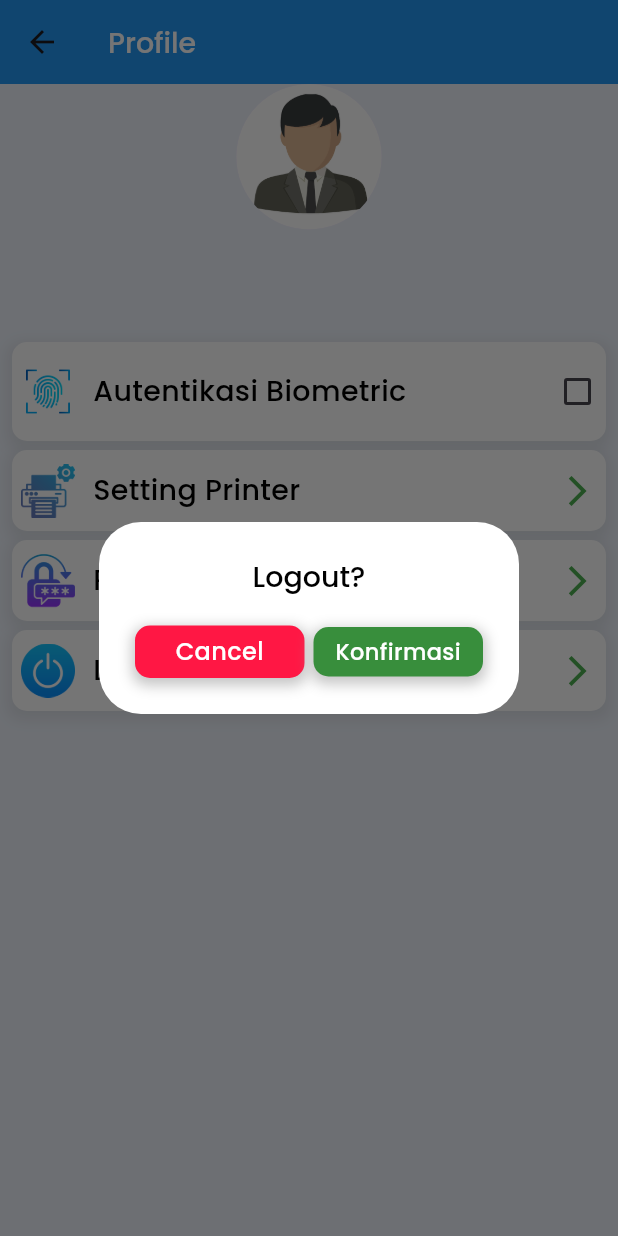
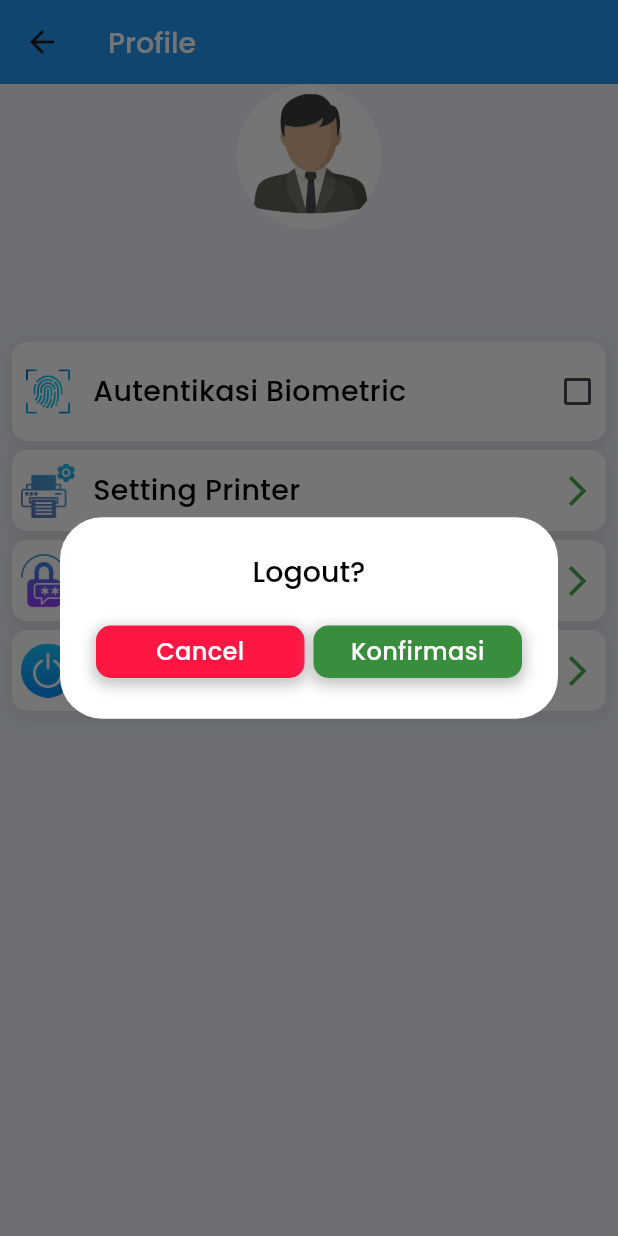
Before and after one commit to ilhmdhn/new_front_office, a Flutter app: the ProfilePage screen opened by its route, after a tap on "Logout", on a phone screen of 412 x 824 dp. Run offline on Flutter 3.47's test engine with Material 3 defaults, Android fonts, the phone set to English and light mode, and no system bars; drawn by our look-alikes of auto_size_text; our stand-ins replace custom_radio_grouped_button, event_bus, firebase_core, firebase_messaging, flutter_bloc, flutter_dotenv and 11 more; missing offline and left inert: device_information, encrypt, esc_pos_bluetooth, qr_code_scanner, udp; accounts and stored records are empty; generated files the repository leaves out were written again; network calls fail; project files that could hold a hidden picture were left out.

Commit message:
mbuh lali

```diff
--- a/lib/page/checkin/list_room_checkin_page.dart
+++ b/lib/page/checkin/list_room_checkin_page.dart
@@ -12,6 +12,7 @@ import 'package:front_office_2/page/style/custom_color.dart';
 import 'package:front_office_2/page/style/custom_text.dart';
 import 'package:front_office_2/page/transfer/reason_transfer_page.dart';
 import 'package:front_office_2/tools/helper.dart';
+import 'package:front_office_2/tools/orientation.dart';
 import 'package:front_office_2/tools/screen_size.dart';
 import 'package:front_office_2/tools/toast.dart';
 import 'package:lottie/lottie.dart';
@@ -71,6 +72,7 @@ class _RoomCheckinListPageState extends State<RoomCheckinListPage> {
 
   @override
   Widget build(BuildContext context) {
+    bool isPotrait = isVertical(context);
     destination = ModalRoute.of(context)!.settings.arguments as int;
     if(destination != 0 && isLoaded == false){
       getRoomCheckin('');
@@ -178,7 +180,7 @@ class _RoomCheckinListPageState extends State<RoomCheckinListPage> {
                               children: [
                                 Align(
                                   alignment: Alignment.topLeft,
-                                  child: AutoSizeText(roomData.room, style: CustomTextStyle.blackMediumSize(19),  maxLines: 1, minFontSize: 11,),
+                                  child: AutoSizeText(roomData.room, style: CustomTextStyle.blackMediumSize(isPotrait? 19: 29),  maxLines: 1, minFontSize: 11,),
                                 ),
                                 Align(
                                   alignment: Alignment.bottomRight,
--- a/lib/page/dialog/confirmation_dialog.dart
+++ b/lib/page/dialog/confirmation_dialog.dart
@@ -1,28 +1,41 @@
 import 'dart:async';
 
 import 'package:auto_size_text/auto_size_text.dart';
+import 'package:flutter/cupertino.dart';
 import 'package:flutter/material.dart';
+import 'package:flutter/widgets.dart';
 import 'package:flutter_bloc/flutter_bloc.dart';
 import 'package:front_office_2/data/model/detail_room_checkin_response.dart';
 import 'package:front_office_2/page/bloc/int_bloc.dart';
 import 'package:front_office_2/page/dialog/verification_dialog.dart';
 import 'package:front_office_2/page/style/custom_container.dart';
 import 'package:front_office_2/page/style/custom_text.dart';
+import 'package:front_office_2/tools/orientation.dart';
+import 'package:front_office_2/tools/screen_size.dart';
 import 'package:front_office_2/tools/toast.dart';
 
 class ConfirmationDialog{
   static Future<bool> confirmation(BuildContext ctx, String title)async{
     Completer<bool> completer = Completer<bool>();
 
+    final isPotrait = isVertical(ctx);
+
     showDialog(
       context: ctx,
       builder: (BuildContext ctxDialog){
         return AlertDialog(
           backgroundColor: Colors.white,
-          title: Center(child: AutoSizeText(title, style: CustomTextStyle.blackMediumSize(19), maxLines: 1, minFontSize: 12,)),
+          title: Center(child: isPotrait?
+            AutoSizeText(title, style: CustomTextStyle.blackMediumSize(19), maxLines: 1, minFontSize: 12,):
+            Text(title, style: CustomTextStyle.blackMediumSize(19), maxLines: 1,)
+          ),
           actions: [
-            Row(
-              mainAxisAlignment: MainAxisAlignment.spaceAround,
+            SizedBox(
+              width: isPotrait? ScreenSize.getSizePercent(ctx, 70): ScreenSize.getSizePercent(ctx, 30),
+              height: isPotrait? ScreenSize.getSizePercent(ctx, 10): ScreenSize.getSizePercent(ctx, 5),
+              child: Row(
+                mainAxisSize: MainAxisSize.max,
+                mainAxisAlignment: MainAxisAlignment.center,
                 children: [
                   Expanded(
                     child: InkWell(
@@ -50,6 +63,7 @@ class ConfirmationDialog{
                     ),
                   ),
                 ],
+              ),
             ),
           ],
         );
--- a/lib/page/profile/profile_page.dart
+++ b/lib/page/profile/profile_page.dart
@@ -30,7 +30,9 @@ class _ProfilePageState extends State<ProfilePage> {
           backgroundColor: CustomColorStyle.appBarBackground(),
           title: Text('Profile', style: CustomTextStyle.titleAppBar(),),
         ),
-        body: Column(
+        body: SingleChildScrollView(
+          scrollDirection: Axis.vertical,
+          child: Column(
             children: [
               SizedBox(
                     width: 97,
@@ -227,6 +229,7 @@ class _ProfilePageState extends State<ProfilePage> {
               ),
             ],
           ),
+        ),
       )
     );
   }
```
Also changed, not shown: lib/data/model/voucher_model.dart (added, +15 -0 lines), lib/page/button_menu/button_menu_list.dart (+96 -16 lines), lib/tools/calculate.dart (added, +26 -0 lines). Lines whose indentation alone changed are shown as unchanged.
